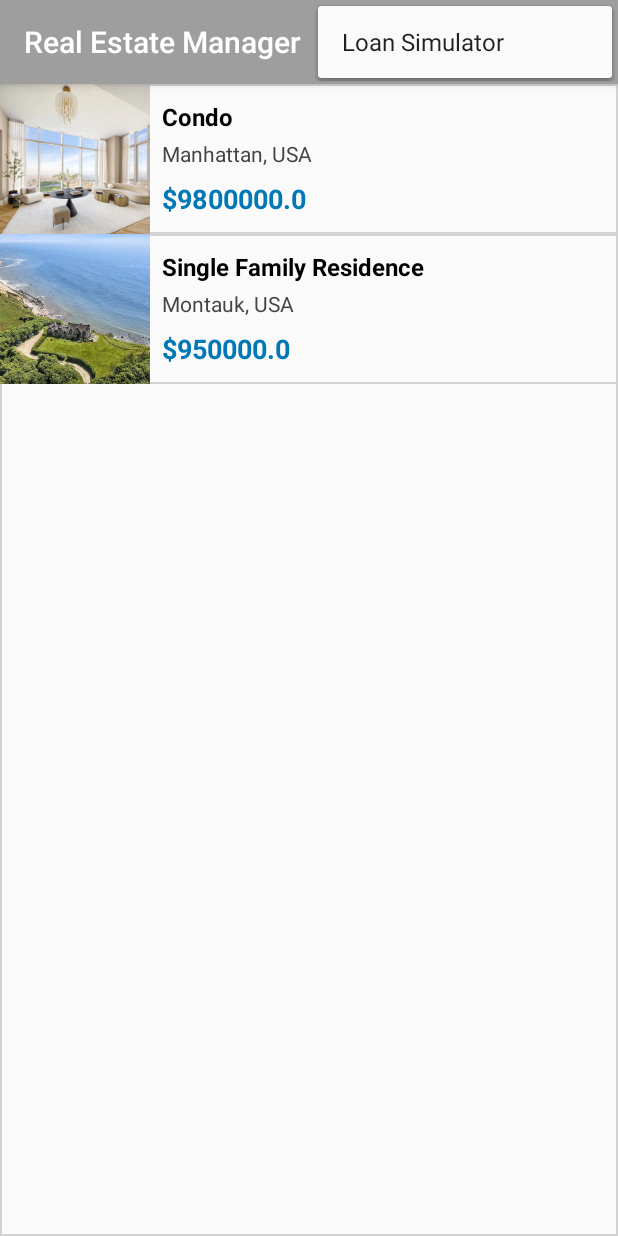
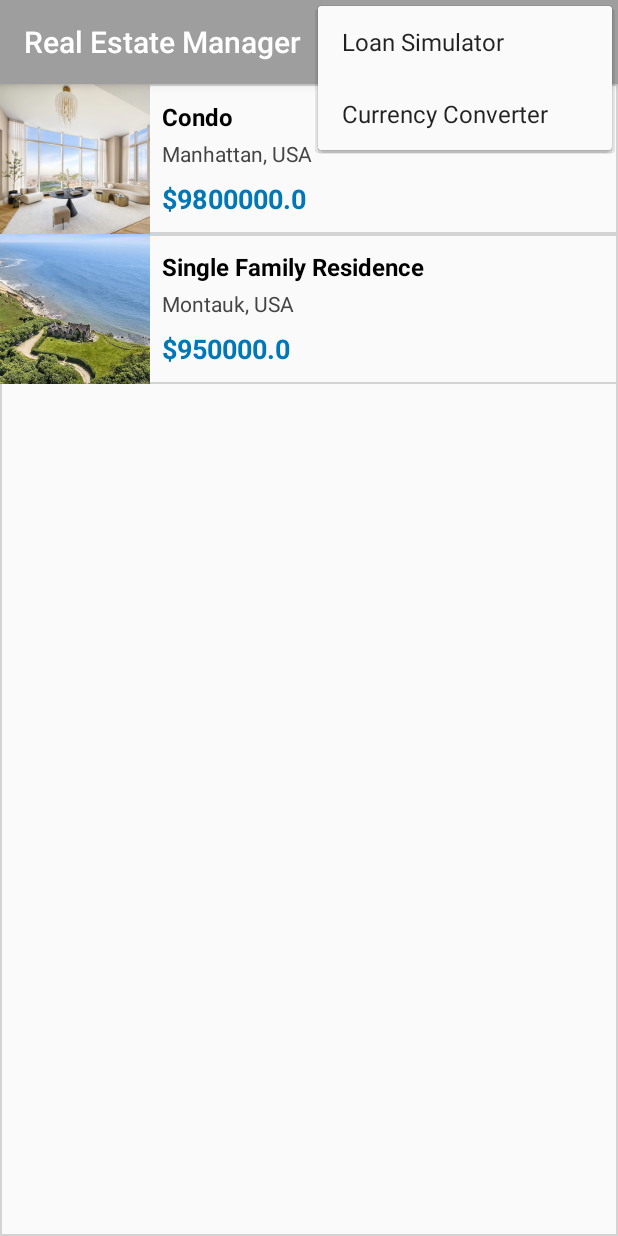
Before and after one commit to Rox74/P9-RealEstateManager-Android-NBA, an Android app: the screen it shows after launch (MainActivity), with the options menu open, on a phone screen of 412 x 824 dp. Run offline under Robolectric (Android 15) with nearby library versions, the phone set to English and light mode, and no system bars; our stand-ins replace Room's generated code; pictures from the network do not load.

Commit message:
Add Currency Converter

```diff
--- a/app/src/main/java/com/openclassrooms/realestatemanager/view/fragment/LoanSimulatorFragment.java
+++ b/app/src/main/java/com/openclassrooms/realestatemanager/view/fragment/LoanSimulatorFragment.java
@@ -14,6 +14,8 @@ import androidx.annotation.Nullable;
 import androidx.fragment.app.Fragment;
 
 import com.openclassrooms.realestatemanager.R;
+
+import java.util.Locale;
 
 public class LoanSimulatorFragment extends Fragment {
 
@@ -77,7 +79,8 @@ public class LoanSimulatorFragment extends Fragment {
 
         // Display result
         String resultText = String.format(
-                "Loan Amount: %.2f €\nMonthly Payment: %.2f €\nTotal Cost: %.2f €\nTotal Interest: %.2f €",
+                Locale.US,
+                "Loan Amount: %.2f $\nMonthly Payment: %.2f $\nTotal Cost: %.2f $\nTotal Interest: %.2f $",
                 loanAmount, monthlyPayment, totalCost, totalInterest
         );
         resultTextView.setText(resultText);
--- /dev/null
+++ b/app/src/main/res/drawable/ic_currency.xml
@@ -0,0 +1,9 @@
+<vector xmlns:android="http://schemas.android.com/apk/res/android"
+    android:width="24dp"
+    android:height="24dp"
+    android:viewportWidth="960"
+    android:viewportHeight="960">
+  <path
+      android:pathData="M480,920q-112,0 -206,-51T120,733v107L40,840v-240h240v80h-99q48,72 126.5,116T480,840q75,0 140.5,-28.5t114,-77q48.5,-48.5 77,-114T840,480h80q0,91 -34.5,171T791,791q-60,60 -140,94.5T480,920ZM444,760v-52q-47,-11 -76.5,-40.5T324,590l66,-26q12,41 37.5,61.5T486,646q33,0 56.5,-15.5T566,582q0,-29 -24.5,-47T454,494q-59,-21 -86.5,-50T340,368q0,-41 28.5,-74.5T446,250v-50h70v50q36,3 65.5,29t40.5,61l-64,26q-8,-23 -26,-38.5T482,312q-35,0 -53.5,15T410,368q0,26 23,41t83,35q72,26 96,61t24,77q0,29 -10,51t-26.5,37.5Q583,686 561,695.5T514,710v50h-70ZM40,480q0,-91 34.5,-171T169,169q60,-60 140,-94.5T480,40q112,0 206,51t154,136v-107h80v240L680,360v-80h99q-48,-72 -126.5,-116T480,120q-75,0 -140.5,28.5t-114,77q-48.5,48.5 -77,114T120,480L40,480Z"
+      android:fillColor="#FFFFFF"/>
+</vector>
--- a/app/src/main/res/layout/fragment_loan_simulator.xml
+++ b/app/src/main/res/layout/fragment_loan_simulator.xml
@@ -9,14 +9,14 @@
         android:id="@+id/edit_text_price"
         android:layout_width="match_parent"
         android:layout_height="48dp"
-        android:hint="Property Price (€)"
+        android:hint="Property Price ($)"
         android:inputType="numberDecimal" />
 
     <EditText
         android:id="@+id/edit_text_down_payment"
         android:layout_width="match_parent"
         android:layout_height="48dp"
-        android:hint="Down Payment (€)"
+        android:hint="Down Payment ($)"
         android:inputType="numberDecimal" />
 
     <EditText
--- a/app/src/main/res/menu/main_menu.xml
+++ b/app/src/main/res/menu/main_menu.xml
@@ -8,11 +8,18 @@
         android:icon="@drawable/ic_add"
         app:showAsAction="always" />
 
-    <!-- Bouton pour afficher la liste des propriétés -->
+    <!-- Bouton pour afficher le simulateur de prêt -->
     <item
         android:id="@+id/action_loan_simulator"
         android:title="Loan Simulator"
         android:icon="@drawable/ic_loan"
         app:showAsAction="never"/>
 
+    <!-- Bouton pour la conversion Dollar ↔ Euro -->
+    <item
+        android:id="@+id/action_currency_converter"
+        android:title="Currency Converter"
+        android:icon="@drawable/ic_currency"
+        app:showAsAction="never"/>
+
 </menu>
```
Also changed, not shown: app/src/main/java/com/openclassrooms/realestatemanager/utils/Utils.java (+6 -6 lines), app/src/main/java/com/openclassrooms/realestatemanager/view/activity/MainActivity.java (+13 -2 lines), app/src/main/java/com/openclassrooms/realestatemanager/view/fragment/CurrencyConverterFragment.java (added, +90 -0 lines), app/src/main/res/layout/fragment_currency_converter.xml (added, +38 -0 lines).
